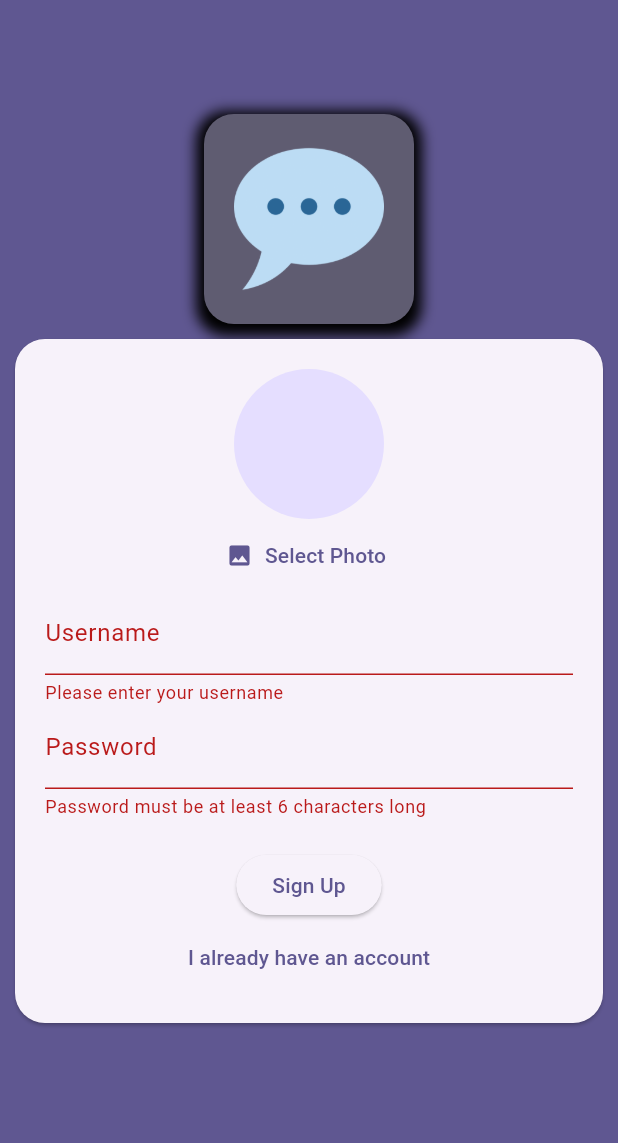
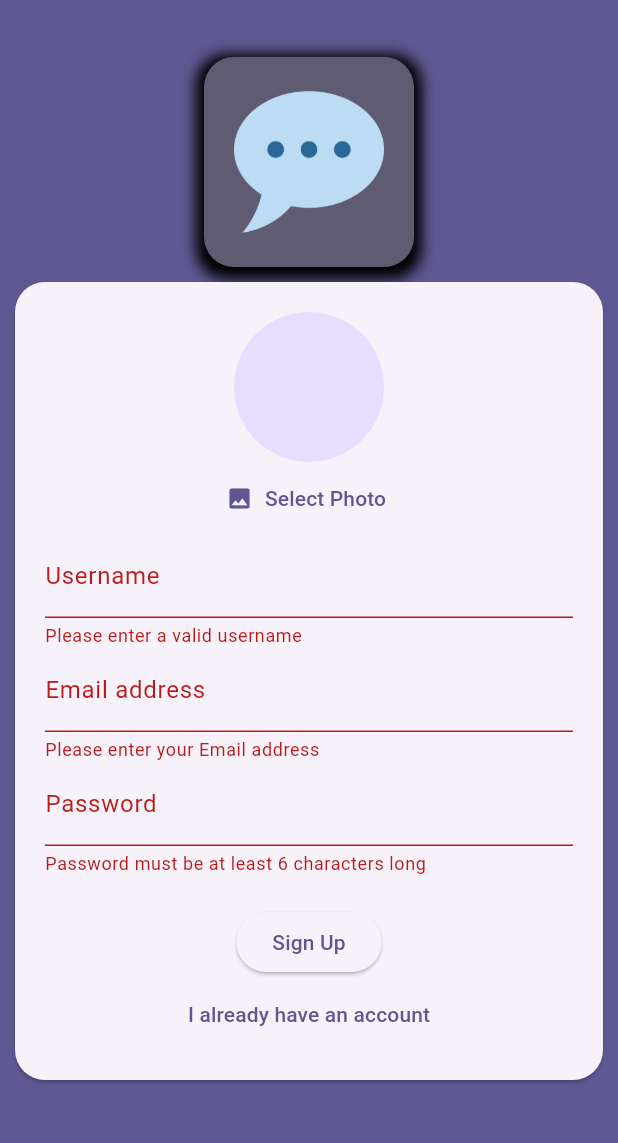
Before and after one commit to SomeshKumarN/flutter_projects, a Flutter app: the screen it shows after launch, after a tap on "Login", after a tap on "Create new account", after a tap on "Sign Up", on a phone screen of 412 x 824 dp, the part 84-1227 px from its top. Run offline on Flutter 3.47's test engine with Material 3 defaults, Android fonts, the phone set to English and light mode, and no system bars; our stand-ins replace cloud_firestore, firebase_auth, firebase_core, firebase_storage, flutter_riverpod, google_fonts and 6 more; missing offline and left inert: dart_casing; accounts and stored records are empty.

Commit message:
chat_app - added username and stored into firebase db

```diff
--- a/chat_app/lib/screens/login.dart
+++ b/chat_app/lib/screens/login.dart
@@ -2,6 +2,7 @@ import 'dart:io';
 
 import 'package:chat_app/screens/chat.dart';
 import 'package:chat_app/widget/user_input_image.dart';
+import 'package:cloud_firestore/cloud_firestore.dart';
 import 'package:firebase_auth/firebase_auth.dart';
 import 'package:firebase_storage/firebase_storage.dart';
 import 'package:flutter/material.dart';
@@ -19,8 +20,9 @@ class _LoginScreenState extends State<LoginScreen> {
   var isLogin = true;
   var _isAuthenting = false;
   final _form = GlobalKey<FormState>();
-  var _enteredUsername = '';
+  var _enteredEmail = '';
   var _enteredPassword = '';
+  var _enteredUserName = '';
   File? _selectedImage;
 
   void _submit() async {
@@ -37,7 +39,7 @@ class _LoginScreenState extends State<LoginScreen> {
 
       if (!isLogin) {
         final credentials = await _firebase.createUserWithEmailAndPassword(
-          email: _enteredUsername,
+          email: _enteredEmail,
           password: _enteredPassword,
         );
         final storageRef = await FirebaseStorage.instance.ref(
@@ -47,9 +49,17 @@ class _LoginScreenState extends State<LoginScreen> {
         await storageRef.putFile(_selectedImage!);
         final imageUrl = await storageRef.getDownloadURL();
         print(imageUrl);
+        await FirebaseFirestore.instance
+            .collection('users')
+            .doc(credentials.user!.uid)
+            .set({
+              'username': _enteredUserName,
+              'email': _enteredEmail,
+              'image_url': imageUrl,
+            });
       } else {
         final credentials = await _firebase.signInWithEmailAndPassword(
-          email: _enteredUsername,
+          email: _enteredEmail,
           password: _enteredPassword,
         );
       }
@@ -77,10 +87,12 @@ class _LoginScreenState extends State<LoginScreen> {
         );
       }
     }
-    Navigator.push(
-      context,
-      MaterialPageRoute(builder: (context) => ChatScreen()),
-    );
+    if (_isAuthenting) {
+      Navigator.push(
+        context,
+        MaterialPageRoute(builder: (context) => ChatScreen()),
+      );
+    }
   }
 
   @override
@@ -132,21 +144,35 @@ class _LoginScreenState extends State<LoginScreen> {
                                 _selectedImage = pickedImage;
                               },
                             ),
+                          if (!isLogin)
+                            TextFormField(
+                              decoration: const InputDecoration(
+                                labelText: 'Username',
+                              ),
+                              validator: (value) {
+                                if (value == null ||
+                                    value.isEmpty ||
+                                    value.length < 4) {
+                                  return 'Please enter a valid username';
+                                }
+                                return null;
+                              },
+                              onSaved: (value) => {_enteredUserName = value!},
+                            ),
                           TextFormField(
                             decoration: const InputDecoration(
-                              labelText: 'Username',
+                              labelText: 'Email address',
                             ),
                             keyboardType: TextInputType.emailAddress,
                             autocorrect: false,
                             textCapitalization: TextCapitalization.none,
                             validator: (value) {
                               if (value == null || value.isEmpty) {
-                                return 'Please enter your username';
+                                return 'Please enter your Email address';
                               }
                               return null;
                             },
-                            onSaved:
-                                (newValue) => {_enteredUsername = newValue!},
+                            onSaved: (newValue) => {_enteredEmail = newValue!},
                           ),
                           TextFormField(
                             decoration: const InputDecoration(
--- a/chat_app/pubspec.yaml
+++ b/chat_app/pubspec.yaml
@@ -15,6 +15,7 @@ dependencies:
   firebase_auth: ^5.5.4
   firebase_storage: ^12.4.6
   image_picker: ^1.1.2
+  cloud_firestore: ^5.6.8
 
 dev_dependencies:
   flutter_test:
```
Also changed, not shown: 3 other files.
